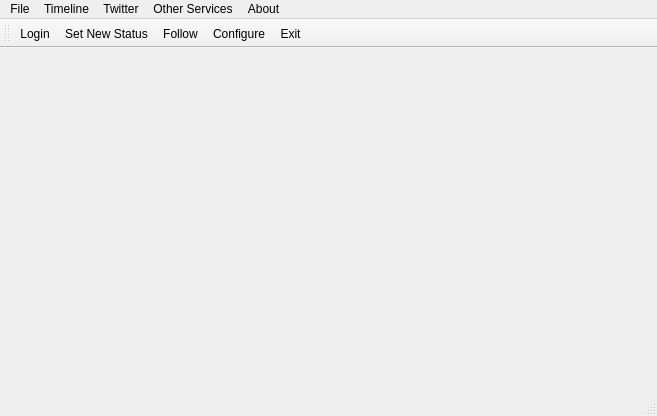
Old version of the form Ui/mainWindow.ui in the repository KarenMarkosyan/qttwitter.
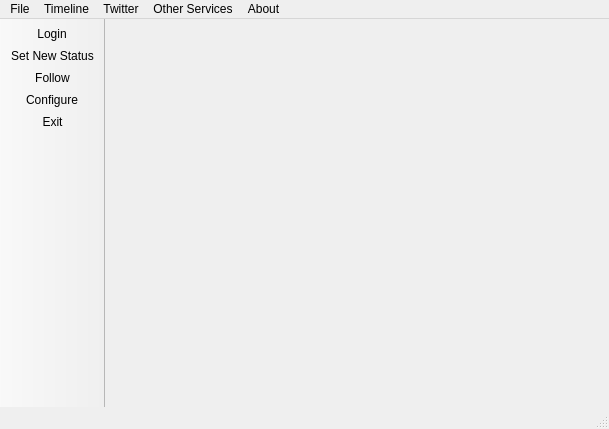
New version of the form. Icons and pictures are not drawn.

The edit to the form file:
```diff
--- a/Ui/mainWindow.ui
+++ b/Ui/mainWindow.ui
@@ -1,12 +1,12 @@
 <ui version="4.0" >
  <class>MainWindow</class>
- <widget class="QMainWindow" name="MainWindow" >
-  <property name="geometry" >
+ <widget class="QMainWindow" name="MainWindow">
+  <property name="geometry">
    <rect>
     <x>0</x>
     <y>0</y>
-    <width>657</width>
-    <height>416</height>
+    <width>609</width>
+    <height>429</height>
    </rect>
   </property>
   <property name="windowTitle" >
@@ -16,17 +16,12 @@
    <iconset resource="../images/images.qrc" >
     <normaloff>:/twitter/TwitterPostIcon.png</normaloff>:/twitter/TwitterPostIcon.png</iconset>
   </property>
-  <widget class="QWidget" name="centralwidget" >
-   <property name="geometry" >
-    <rect>
-     <x>0</x>
-     <y>57</y>
-     <width>657</width>
-     <height>335</height>
-    </rect>
-   </property>
-   <widget class="QLabel" name="twitterImageLabel" >
-    <property name="geometry" >
+  <property name="autoFillBackground">
+   <bool>true</bool>
+  </property>
+  <widget class="QWidget" name="centralwidget">
+   <widget class="QLabel" name="twitterImageLabel">
+    <property name="geometry">
      <rect>
       <x>130</x>
       <y>80</y>
@@ -76,17 +71,26 @@
     </property>
    </widget>
   </widget>
-  <widget class="QMenuBar" name="menubar" >
-   <property name="geometry" >
+  <widget class="QMenuBar" name="menubar">
+   <property name="geometry">
     <rect>
      <x>0</x>
      <y>0</y>
-     <width>657</width>
-     <height>27</height>
+     <width>609</width>
+     <height>22</height>
     </rect>
    </property>
-   <widget class="QMenu" name="menuFile" >
-    <property name="title" >
+   <property name="autoFillBackground">
+    <bool>true</bool>
+   </property>
+   <property name="styleSheet">
+    <string>font: 75 italic 10pt &quot;Utopia&quot;;</string>
+   </property>
+   <property name="defaultUp">
+    <bool>false</bool>
+   </property>
+   <widget class="QMenu" name="menuFile">
+    <property name="title">
      <string>File</string>
     </property>
     <addaction name="actionLogin" />
@@ -96,16 +100,16 @@
     <addaction name="actionConfigure" />
     <addaction name="actionExit" />
    </widget>
-   <widget class="QMenu" name="menuAbout" >
-    <property name="title" >
+   <widget class="QMenu" name="menuAbout">
+    <property name="title">
      <string>Timeline</string>
     </property>
     <addaction name="actionPublic" />
     <addaction name="actionFriends" />
     <addaction name="actionOwn" />
    </widget>
-   <widget class="QMenu" name="menuAbout_2" >
-    <property name="title" >
+   <widget class="QMenu" name="menuAbout_2">
+    <property name="title">
      <string>About</string>
     </property>
     <addaction name="separator" />
@@ -114,8 +118,8 @@
     <addaction name="actionAbout_Qt" />
     <addaction name="actionHelp" />
    </widget>
-   <widget class="QMenu" name="menuOther_Services" >
-    <property name="title" >
+   <widget class="QMenu" name="menuOther_Services">
+    <property name="title">
      <string>Other Services</string>
     </property>
     <widget class="QMenu" name="menuSet_FaceBook_Status" >
@@ -127,8 +131,8 @@
     <addaction name="menuSet_FaceBook_Status" />
     <addaction name="actionView_Images_From_Area" />
    </widget>
-   <widget class="QMenu" name="menuTwitter" >
-    <property name="title" >
+   <widget class="QMenu" name="menuTwitter">
+    <property name="title">
      <string>Twitter</string>
     </property>
     <addaction name="actionSet_New_Status" />
@@ -141,45 +145,31 @@
     <addaction name="actionFavorite_Methods" />
     <addaction name="actionBlock_Methods" />
    </widget>
-   <addaction name="menuFile" />
-   <addaction name="menuAbout" />
-   <addaction name="menuTwitter" />
-   <addaction name="menuOther_Services" />
-   <addaction name="menuAbout_2" />
+   <addaction name="menuFile"/>
+   <addaction name="menuAbout"/>
+   <addaction name="menuTwitter"/>
+   <addaction name="menuOther_Services"/>
+   <addaction name="menuAbout_2"/>
   </widget>
-  <widget class="QStatusBar" name="statusbar" >
-   <property name="geometry" >
-    <rect>
-     <x>0</x>
-     <y>392</y>
-     <width>657</width>
-     <height>24</height>
-    </rect>
+  <widget class="QStatusBar" name="statusbar"/>
+  <widget class="QToolBar" name="toolBar">
+   <property name="windowTitle">
+    <string notr="true">toolBar</string>
    </property>
-  </widget>
-  <widget class="QToolBar" name="toolBar" >
-   <property name="geometry" >
-    <rect>
-     <x>0</x>
-     <y>27</y>
-     <width>657</width>
-     <height>30</height>
-    </rect>
+   <property name="movable">
+    <bool>false</bool>
    </property>
-   <property name="windowTitle" >
-    <string>toolBar</string>
-   </property>
-   <attribute name="toolBarArea" >
-    <enum>TopToolBarArea</enum>
+   <attribute name="toolBarArea">
+    <enum>LeftToolBarArea</enum>
    </attribute>
    <attribute name="toolBarBreak" >
     <bool>false</bool>
    </attribute>
-   <addaction name="actionLogin" />
-   <addaction name="actionSet_New_Status" />
-   <addaction name="actionFollow" />
-   <addaction name="actionConfigure" />
-   <addaction name="actionExit" />
+   <addaction name="actionLogin"/>
+   <addaction name="actionSet_New_Status"/>
+   <addaction name="actionFollow"/>
+   <addaction name="actionConfigure"/>
+   <addaction name="actionExit"/>
   </widget>
   <action name="actionLogin" >
    <property name="enabled" >
```
Left out of the diff: 291 changed lines with no effect on the pictures.
